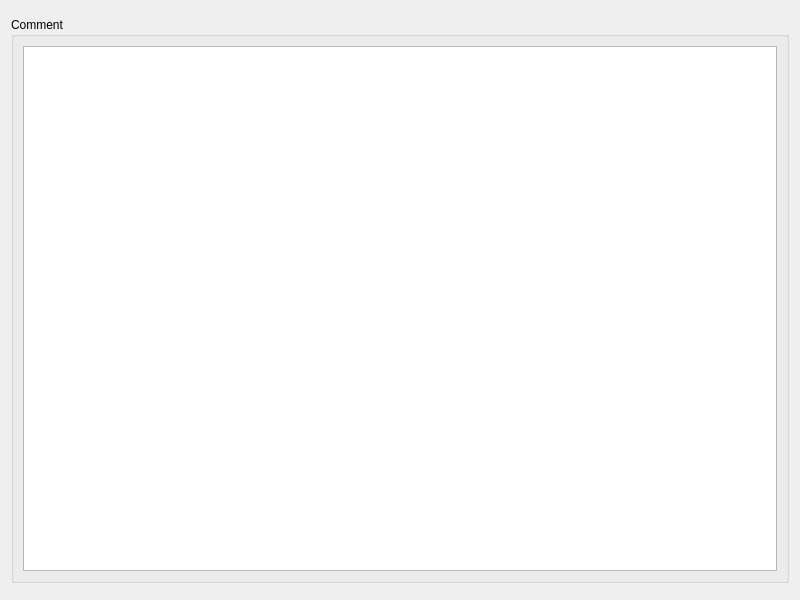
Qt form kcm_hotkeys/ui/hotkeys_widget_base.ui (KDE/khotkeys) before a commit.
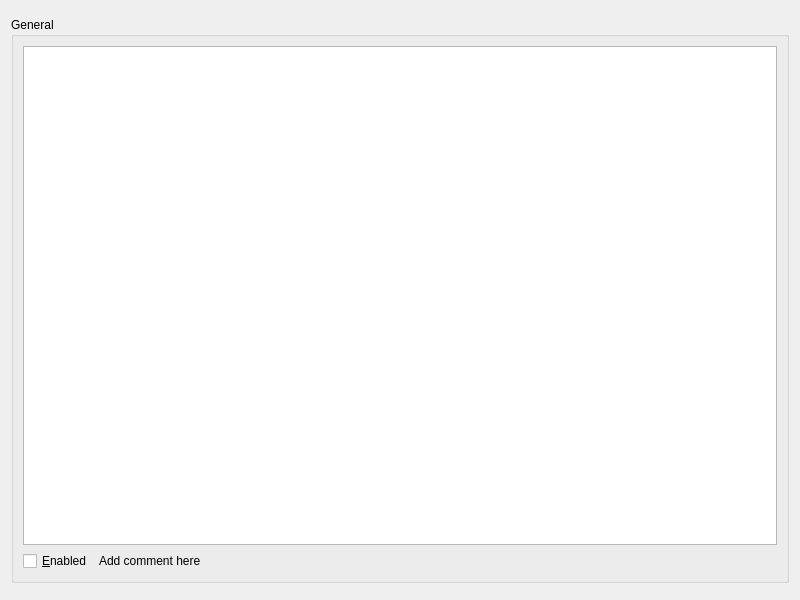
The same form after that commit. Custom widgets are drawn as their Qt base class.

The edit to the form file:
```diff
--- a/kcm_hotkeys/ui/hotkeys_widget_base.ui
+++ b/kcm_hotkeys/ui/hotkeys_widget_base.ui
@@ -23,12 +23,39 @@
    <item>
     <widget class="QGroupBox" name="commentBox" >
      <property name="title" >
-      <string>Comment</string>
+      <string>General</string>
      </property>
-     <layout class="QVBoxLayout" name="verticalLayout_2" >
-      <item>
+     <layout class="QGridLayout" name="gridLayout" >
+      <item row="0" column="0" colspan="3" >
        <widget class="KTextEdit" name="comment" />
       </item>
+      <item row="1" column="1" >
+       <widget class="QLabel" name="enabled_comment" >
+        <property name="text" >
+         <string>Add comment here</string>
+        </property>
+       </widget>
+      </item>
+      <item row="1" column="0" >
+       <widget class="QCheckBox" name="enabled" >
+        <property name="text" >
+         <string>&amp;Enabled</string>
+        </property>
+       </widget>
+      </item>
+      <item row="1" column="2" >
+       <spacer name="horizontalSpacer" >
+        <property name="orientation" >
+         <enum>Qt::Horizontal</enum>
+        </property>
+        <property name="sizeHint" stdset="0" >
+         <size>
+          <width>40</width>
+          <height>20</height>
+         </size>
+        </property>
+       </spacer>
+      </item>
      </layout>
     </widget>
    </item>
```
